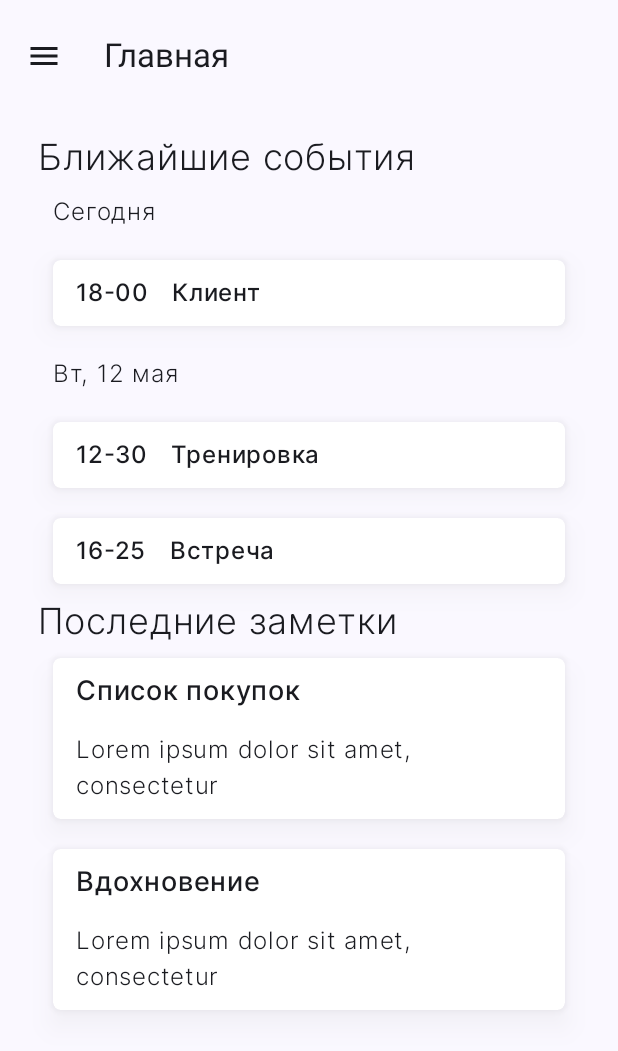
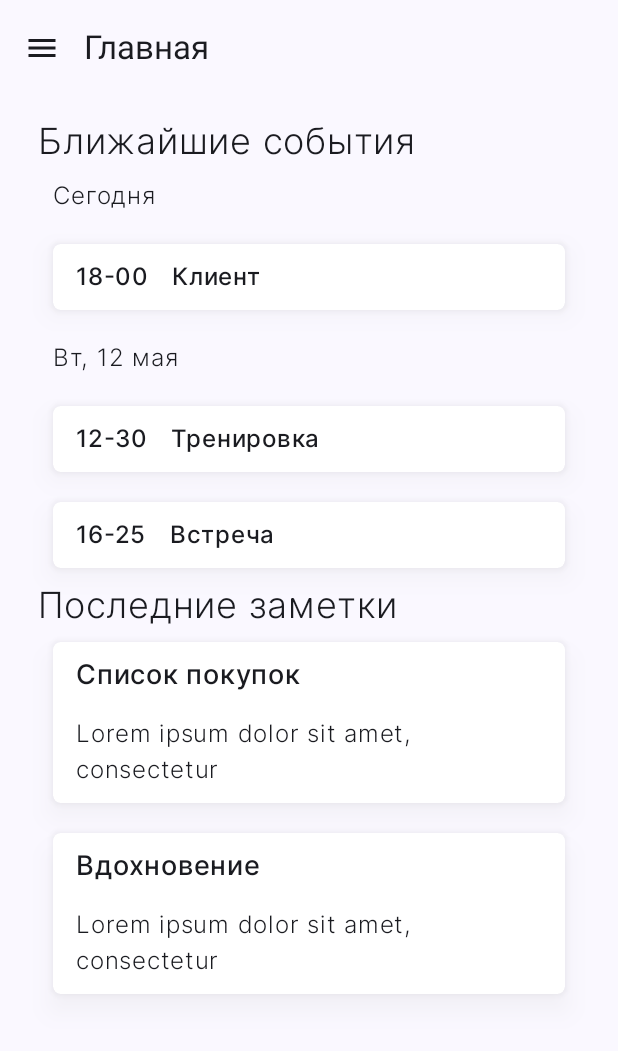
Before and after one commit to ezyxip/veko, an Android app built with Jetpack Compose: the screen it shows after launch (MainActivity), on a phone screen of 412 x 824 dp. Shown: the top 1051 px of the screen. Run offline under Robolectric (Android 15) with nearby library versions, the phone set to English and light mode, and no system bars.

Commit message:
Исправлен Menuable Более корректно составлена структура заголовка экрана Menuable

```diff
--- a/app/src/main/java/com/ezyxip/veko/components/Menuable.kt
+++ b/app/src/main/java/com/ezyxip/veko/components/Menuable.kt
@@ -1,7 +1,7 @@
 package com.ezyxip.veko.components
 
 import androidx.compose.foundation.layout.Box
-import androidx.compose.foundation.layout.Row
+import androidx.compose.foundation.layout.RowScope
 import androidx.compose.foundation.layout.padding
 import androidx.compose.material.icons.Icons
 import androidx.compose.material.icons.filled.Menu
@@ -19,10 +19,8 @@ import androidx.compose.material3.TopAppBar
 import androidx.compose.material3.rememberDrawerState
 import androidx.compose.runtime.Composable
 import androidx.compose.runtime.rememberCoroutineScope
-import androidx.compose.ui.Alignment
 import androidx.compose.ui.Modifier
 import androidx.compose.ui.tooling.preview.Preview
-import androidx.compose.ui.unit.dp
 import androidx.compose.ui.unit.sp
 import kotlinx.coroutines.launch
 
@@ -31,6 +29,7 @@ import kotlinx.coroutines.launch
 fun Menuable(
     modifier: Modifier = Modifier,
     title: String = "",
+    actions: @Composable RowScope.() -> Unit = {},
     content: @Composable () -> Unit
 ){
     val drawerState: DrawerState = rememberDrawerState(DrawerValue.Closed)
@@ -43,10 +42,11 @@ fun Menuable(
         Scaffold (
             modifier = modifier,
             topBar = {
-                Row (
-                    modifier = modifier.padding(5.dp),
-                    verticalAlignment = Alignment.CenterVertically
-                ){
+                    TopAppBar(
+                        title = {
+                            Text(title)
+                        },
+                        navigationIcon = {
                             IconButton(onClick = {
                                 scope.launch {
                                     drawerState.open()
@@ -57,8 +57,10 @@ fun Menuable(
                                     contentDescription = null
                                 )
                             }
-                    TopAppBar(title = { Text(title) })
-                }
+                        },
+                        actions = actions
+                    )
+
             }
         ) {
             Box(modifier = modifier.padding(it)){
--- a/app/src/main/java/com/ezyxip/veko/screens/NoteListScreen.kt
+++ b/app/src/main/java/com/ezyxip/veko/screens/NoteListScreen.kt
@@ -5,6 +5,7 @@ import androidx.compose.runtime.collectAsState
 import androidx.compose.runtime.getValue
 import androidx.compose.ui.Modifier
 import androidx.lifecycle.viewmodel.compose.viewModel
+import com.ezyxip.veko.components.Menuable
 
 @Composable
 fun NoteListScreen(
@@ -12,4 +13,10 @@ fun NoteListScreen(
     vm: NoteViewModel = viewModel()
 ){
     val noteList by vm.noteList.collectAsState(initial = emptyList())
+    Menuable (
+        title = "Заметки",
+        actions = { }
+    ) {
+
+    }
 }
```
Lines whose indentation alone changed are shown as unchanged.
